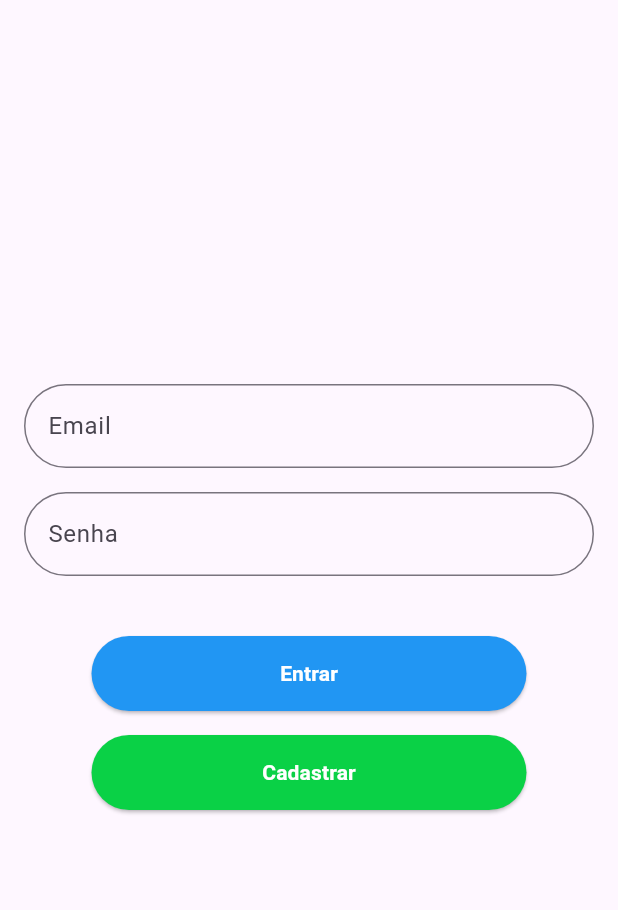
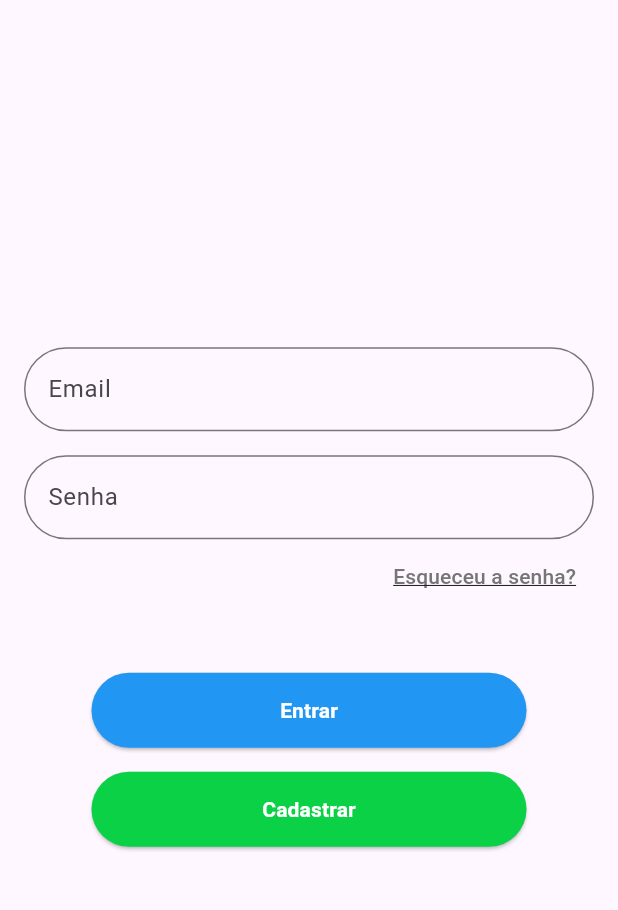
Before and after one commit to GabrielAdelino/TelaLogin_Flutter, a Flutter app: the screen it shows after launch, on a phone screen of 412 x 824 dp, the part 63-973 px from its top. Run offline on Flutter 3.47's test engine with Material 3 defaults, Android fonts, the phone set to English and light mode, and no system bars.

Commit message:
Add Button password rescue

```diff
--- a/lib/main.dart
+++ b/lib/main.dart
@@ -71,6 +71,23 @@ class _LoginScreenState extends State<LoginScreen> {
                   return null;
                 },
               ),
+              SizedBox(height: 1.0),
+            Align (
+              alignment: Alignment.centerRight,
+              child: TextButton(
+                onPressed: () {
+                  print('Esqueceu a senha?');
+                },
+                child: Text(
+                  'Esqueceu a senha?',
+                  style: TextStyle(
+                    fontSize: 14,
+                    color: Colors.grey[600],
+                    decoration: TextDecoration.underline,
+                    ),
+                ),
+              ),
+            ),
               SizedBox(height: 40),
                SizedBox(
                 width: 290,
```
